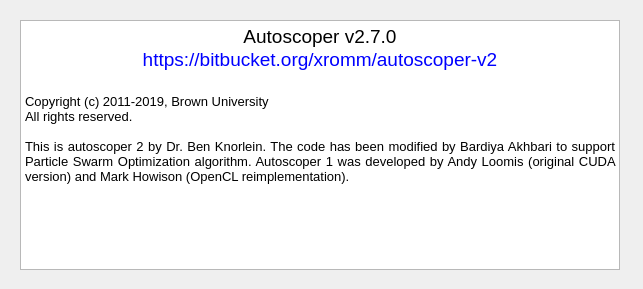
First picture: the form in autoscoper/src/ui/ui-files/AboutAutoscoper.ui, repository BrownBiomechanics/Autoscoper, before the edit.
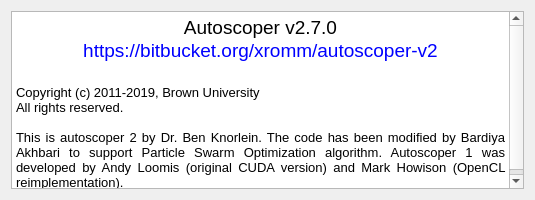
Second picture: the form after the edit.

Commit message: Modified UIs for windows 7. Updated ReadMe file.

```diff
--- a/autoscoper/src/ui/ui-files/AboutAutoscoper.ui
+++ b/autoscoper/src/ui/ui-files/AboutAutoscoper.ui
@@ -9,38 +9,32 @@
    <rect>
     <x>0</x>
     <y>0</y>
-    <width>643</width>
-    <height>289</height>
+    <width>535</width>
+    <height>200</height>
    </rect>
   </property>
   <property name="minimumSize">
    <size>
-    <width>643</width>
-    <height>289</height>
+    <width>535</width>
+    <height>200</height>
    </size>
   </property>
   <property name="maximumSize">
    <size>
     <width>643</width>
-    <height>289</height>
+    <height>400</height>
    </size>
   </property>
   <property name="windowTitle">
    <string>About Autoscoper</string>
   </property>
+  <layout class="QGridLayout" name="gridLayout">
+   <item row="0" column="0" alignment="Qt::AlignVCenter">
   <widget class="QTextBrowser" name="textBrowser_title">
-   <property name="geometry">
-    <rect>
-     <x>20</x>
-     <y>20</y>
-     <width>600</width>
-     <height>250</height>
-    </rect>
-   </property>
    <property name="minimumSize">
     <size>
-     <width>600</width>
-     <height>250</height>
+       <width>0</width>
+       <height>0</height>
     </size>
    </property>
    <property name="maximumSize">
@@ -62,16 +56,18 @@
     <string>&lt;!DOCTYPE HTML PUBLIC &quot;-//W3C//DTD HTML 4.0//EN&quot; &quot;http://www.w3.org/TR/REC-html40/strict.dtd&quot;&gt;
 &lt;html&gt;&lt;head&gt;&lt;meta name=&quot;qrichtext&quot; content=&quot;1&quot; /&gt;&lt;style type=&quot;text/css&quot;&gt;
 p, li { white-space: pre-wrap; }
-&lt;/style&gt;&lt;/head&gt;&lt;body style=&quot; font-family:'MS Shell Dlg 2'; font-size:7.8pt; font-weight:400; font-style:normal;&quot;&gt;
-&lt;p align=&quot;center&quot; style=&quot; margin-top:0px; margin-bottom:0px; margin-left:0px; margin-right:0px; -qt-block-indent:0; text-indent:0px;&quot;&gt;&lt;span style=&quot; font-size:14pt;&quot;&gt;Autoscoper v2.7.0&lt;/span&gt;&lt;/p&gt;
-&lt;p align=&quot;center&quot; style=&quot; margin-top:0px; margin-bottom:0px; margin-left:0px; margin-right:0px; -qt-block-indent:0; text-indent:0px;&quot;&gt;&lt;span style=&quot; font-size:14pt; color:#0000ff;&quot;&gt;https://bitbucket.org/xromm/autoscoper-v2&lt;/span&gt;&lt;/p&gt;
-&lt;p align=&quot;center&quot; style=&quot;-qt-paragraph-type:empty; margin-top:0px; margin-bottom:0px; margin-left:0px; margin-right:0px; -qt-block-indent:0; text-indent:0px; font-size:14pt; text-decoration: underline; color:#0000ff;&quot;&gt;&lt;br /&gt;&lt;/p&gt;
-&lt;p style=&quot; margin-top:0px; margin-bottom:0px; margin-left:0px; margin-right:0px; -qt-block-indent:0; text-indent:0px;&quot;&gt;&lt;span style=&quot; font-size:10pt;&quot;&gt;Copyright (c) 2011-2019, Brown University&lt;/span&gt;&lt;/p&gt;
-&lt;p style=&quot; margin-top:0px; margin-bottom:0px; margin-left:0px; margin-right:0px; -qt-block-indent:0; text-indent:0px;&quot;&gt;&lt;span style=&quot; font-size:10pt;&quot;&gt;All rights reserved.&lt;/span&gt;&lt;/p&gt;
-&lt;p style=&quot;-qt-paragraph-type:empty; margin-top:0px; margin-bottom:0px; margin-left:0px; margin-right:0px; -qt-block-indent:0; text-indent:0px; font-size:10pt;&quot;&gt;&lt;br /&gt;&lt;/p&gt;
-&lt;p align=&quot;justify&quot; style=&quot; margin-top:0px; margin-bottom:0px; margin-left:0px; margin-right:0px; -qt-block-indent:0; text-indent:0px;&quot;&gt;&lt;span style=&quot; font-size:10pt;&quot;&gt;This is autoscoper 2 by Dr. Ben Knorlein. The code has been modified by Bardiya Akhbari to support Particle Swarm Optimization algorithm. Autoscoper 1 was developed by Andy Loomis (original CUDA version) and Mark Howison (OpenCL reimplementation).&lt;/span&gt;&lt;/p&gt;&lt;/body&gt;&lt;/html&gt;</string>
-   </property>
-  </widget>
+&lt;/style&gt;&lt;/head&gt;&lt;body style=&quot; font-family:'MS Shell Dlg 2'; font-size:8.25pt; font-weight:400; font-style:normal;&quot;&gt;
+&lt;p align=&quot;center&quot; style=&quot; margin-top:0px; margin-bottom:0px; margin-left:0px; margin-right:0px; -qt-block-indent:0; text-indent:0px;&quot;&gt;&lt;span style=&quot; font-family:'MS Shell Dlg 2'; font-size:14pt;&quot;&gt;Autoscoper v2.7.0&lt;/span&gt;&lt;/p&gt;
+&lt;p align=&quot;center&quot; style=&quot; margin-top:0px; margin-bottom:0px; margin-left:0px; margin-right:0px; -qt-block-indent:0; text-indent:0px;&quot;&gt;&lt;span style=&quot; font-family:'MS Shell Dlg 2'; font-size:14pt; color:#0000ff;&quot;&gt;https://bitbucket.org/xromm/autoscoper-v2&lt;/span&gt;&lt;/p&gt;
+&lt;p align=&quot;center&quot; style=&quot;-qt-paragraph-type:empty; margin-top:0px; margin-bottom:0px; margin-left:0px; margin-right:0px; -qt-block-indent:0; text-indent:0px; font-family:'MS Shell Dlg 2'; font-size:14pt; text-decoration: underline; color:#0000ff;&quot;&gt;&lt;br /&gt;&lt;/p&gt;
+&lt;p style=&quot; margin-top:0px; margin-bottom:0px; margin-left:0px; margin-right:0px; -qt-block-indent:0; text-indent:0px;&quot;&gt;&lt;span style=&quot; font-family:'MS Shell Dlg 2'; font-size:10pt;&quot;&gt;Copyright (c) 2011-2019, Brown University&lt;/span&gt;&lt;/p&gt;
+&lt;p style=&quot; margin-top:0px; margin-bottom:0px; margin-left:0px; margin-right:0px; -qt-block-indent:0; text-indent:0px;&quot;&gt;&lt;span style=&quot; font-family:'MS Shell Dlg 2'; font-size:10pt;&quot;&gt;All rights reserved.&lt;/span&gt;&lt;/p&gt;
+&lt;p style=&quot;-qt-paragraph-type:empty; margin-top:0px; margin-bottom:0px; margin-left:0px; margin-right:0px; -qt-block-indent:0; text-indent:0px; font-family:'MS Shell Dlg 2'; font-size:10pt;&quot;&gt;&lt;br /&gt;&lt;/p&gt;
+&lt;p align=&quot;justify&quot; style=&quot; margin-top:0px; margin-bottom:0px; margin-left:0px; margin-right:0px; -qt-block-indent:0; text-indent:0px;&quot;&gt;&lt;span style=&quot; font-family:'MS Shell Dlg 2'; font-size:10pt;&quot;&gt;This is autoscoper 2 by Dr. Ben Knorlein. The code has been modified by Bardiya Akhbari to support Particle Swarm Optimization algorithm. Autoscoper 1 was developed by Andy Loomis (original CUDA version) and Mark Howison (OpenCL reimplementation).&lt;/span&gt;&lt;/p&gt;&lt;/body&gt;&lt;/html&gt;</string>
+     </property>
+    </widget>
+   </item>
+  </layout>
  </widget>
  <resources/>
  <connections/>
```
Lines whose indentation alone changed are shown as unchanged. The commit also changes 8 other files.
